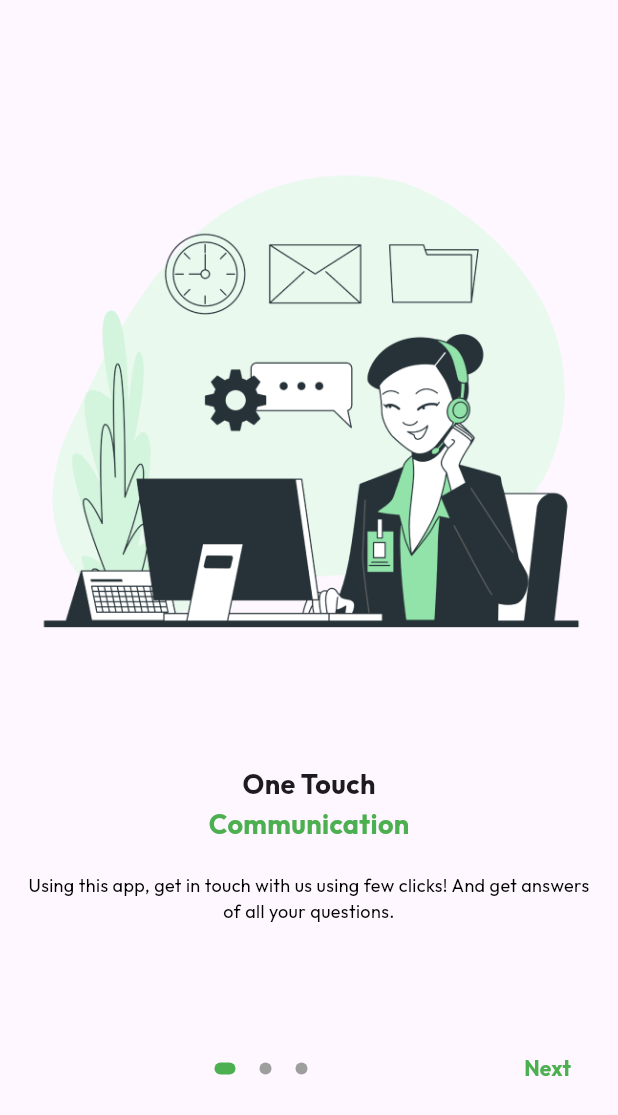
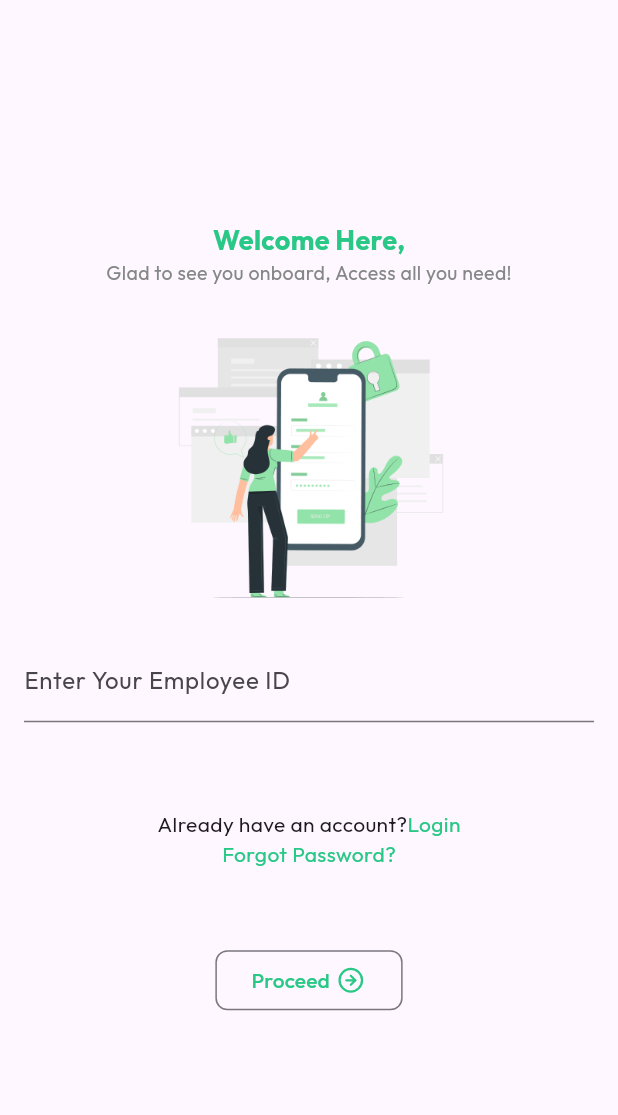
Before and after one commit to Sachinbarot/social_content, a Flutter app: the screen it shows after launch, on a phone screen of 412 x 824 dp. Shown: the top 1115 px of the screen. Run offline on Flutter 3.47's test engine with Material 3 defaults, Android fonts, the light colour scheme and no system bars; our stand-ins replace flutter_lucide, google_fonts.

Commit message:
create a register screen

```diff
--- /dev/null
+++ b/lib/colors.dart
@@ -0,0 +1,20 @@
+import 'dart:ui';
+import 'package:flutter/material.dart';
+
+class HexColor extends Color {
+  static int _getColorFromHex(String hexColor) {
+    hexColor = hexColor.toUpperCase().replaceAll("#", "");
+    if (hexColor.length == 6) {
+      hexColor = "FF" + hexColor;
+    }
+    return int.parse(hexColor, radix: 16);
+  }
+
+  HexColor(final String hexColor) : super(_getColorFromHex(hexColor));
+}
+
+class ThemeColors {
+  static Color secondrycolor = HexColor("#858887");
+  static Color primarycolor = HexColor("#29C886");
+  static Color optionalcolor = HexColor("#FFD100");
+}
--- a/lib/main.dart
+++ b/lib/main.dart
@@ -2,6 +2,7 @@ import 'package:flutter/material.dart';
 import 'package:google_fonts/google_fonts.dart';
 import 'package:social_content/listview_example.dart';
 import 'package:social_content/onboarding.dart';
+import 'package:social_content/register.dart';
 
 void main() {
   runApp(const MyApp());
@@ -19,6 +20,6 @@ class MyApp extends StatelessWidget {
             colorScheme: ColorScheme.fromSeed(seedColor: Colors.deepPurple),
             useMaterial3: true,
             textTheme: GoogleFonts.outfitTextTheme()),
-        home: const OnboardingClass());
+        home: RegisterClass());
   }
 }
--- /dev/null
+++ b/lib/register.dart
@@ -0,0 +1,98 @@
+import 'package:flutter/material.dart';
+import 'package:flutter_lucide/flutter_lucide.dart';
+import 'package:social_content/colors.dart';
+
+class RegisterClass extends StatefulWidget {
+  const RegisterClass({super.key});
+
+  @override
+  State<RegisterClass> createState() => _RegisterClassState();
+}
+
+class _RegisterClassState extends State<RegisterClass> {
+  @override
+  Widget build(BuildContext context) {
+    return Scaffold(
+      body: Padding(
+        padding: const EdgeInsets.all(8.0),
+        child: Column(
+          children: [
+            const Spacer(),
+            Text(
+              "Welcome Here,",
+              style: TextStyle(
+                  fontSize: 18,
+                  color: ThemeColors.primarycolor,
+                  fontWeight: FontWeight.bold),
+            ),
+            Text(
+              "Glad to see you onboard, Access all you need!",
+              style: TextStyle(fontSize: 13, color: ThemeColors.secondrycolor),
+            ),
+            const SizedBox(
+              height: 20,
+            ),
+            Image.asset(
+              "assets/4.png",
+              height: MediaQuery.of(context).size.height / 4,
+              width: MediaQuery.of(context).size.width / 2,
+            ),
+            Padding(
+              padding: const EdgeInsets.all(8.0),
+              child: TextFormField(
+                decoration:
+                    const InputDecoration(labelText: "Enter Your Employee ID"),
+              ),
+            ),
+            const SizedBox(
+              height: 50,
+            ),
+            Row(
+              mainAxisAlignment: MainAxisAlignment.center,
+              children: [
+                const Text(
+                  "Already have an account?",
+                ),
+                Text(
+                  "Login",
+                  style: TextStyle(color: ThemeColors.primarycolor),
+                )
+              ],
+            ),
+            Text(
+              "Forgot Password?",
+              style: TextStyle(color: ThemeColors.primarycolor),
+            ),
+            SizedBox(
+              height: 50,
+            ),
+            Container(
+              width: MediaQuery.of(context).size.width / 3.3,
+              child: OutlinedButton(
+                  style: ElevatedButton.styleFrom(
+                      shape: RoundedRectangleBorder(
+                          borderRadius: BorderRadius.circular(8.0))),
+                  onPressed: () {},
+                  child: Row(
+                    children: [
+                      Text(
+                        "Proceed",
+                        style: TextStyle(color: ThemeColors.primarycolor),
+                      ),
+                      SizedBox(
+                        width: 5,
+                      ),
+                      Icon(
+                        LucideIcons.circle_arrow_right,
+                        color: ThemeColors.primarycolor,
+                      )
+                    ],
+                  )),
+            ),
+            Spacer(),
+          ],
+        ),
+      ),
+    );
+  }
+}
--- a/pubspec.yaml
+++ b/pubspec.yaml
@@ -36,6 +36,7 @@ dependencies:
   # Use with the CupertinoIcons class for iOS style icons.
   cupertino_icons: ^1.0.6
   google_fonts: ^6.2.1
+  flutter_lucide: ^1.4.0
 
 dev_dependencies:
   flutter_test:
```
Also changed, not shown: assets/4.png (added), pubspec.lock.
